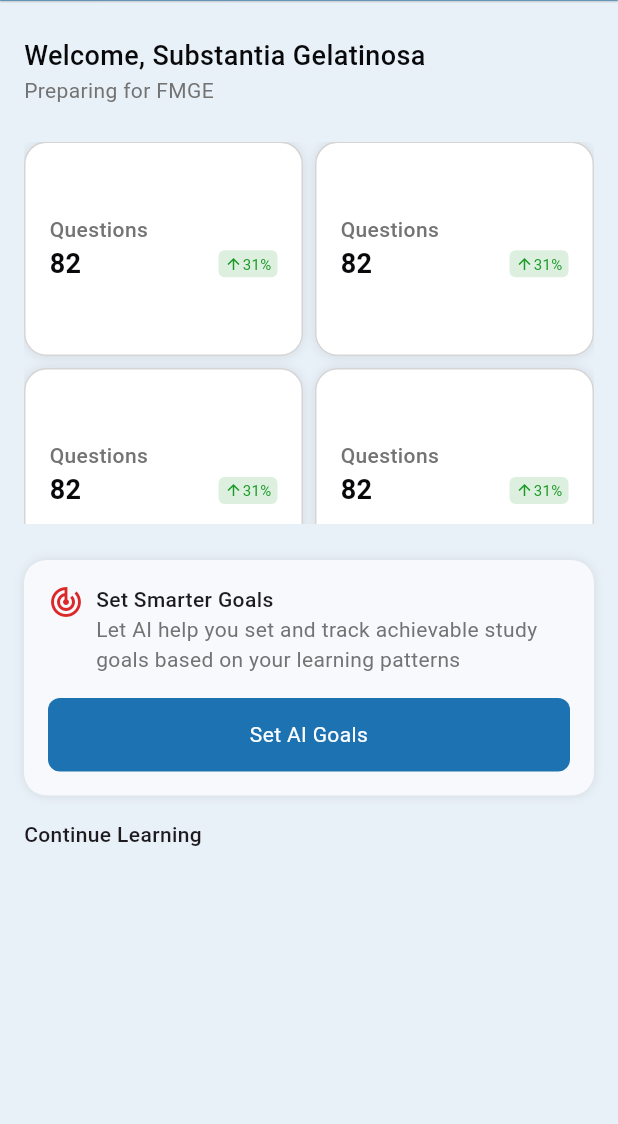
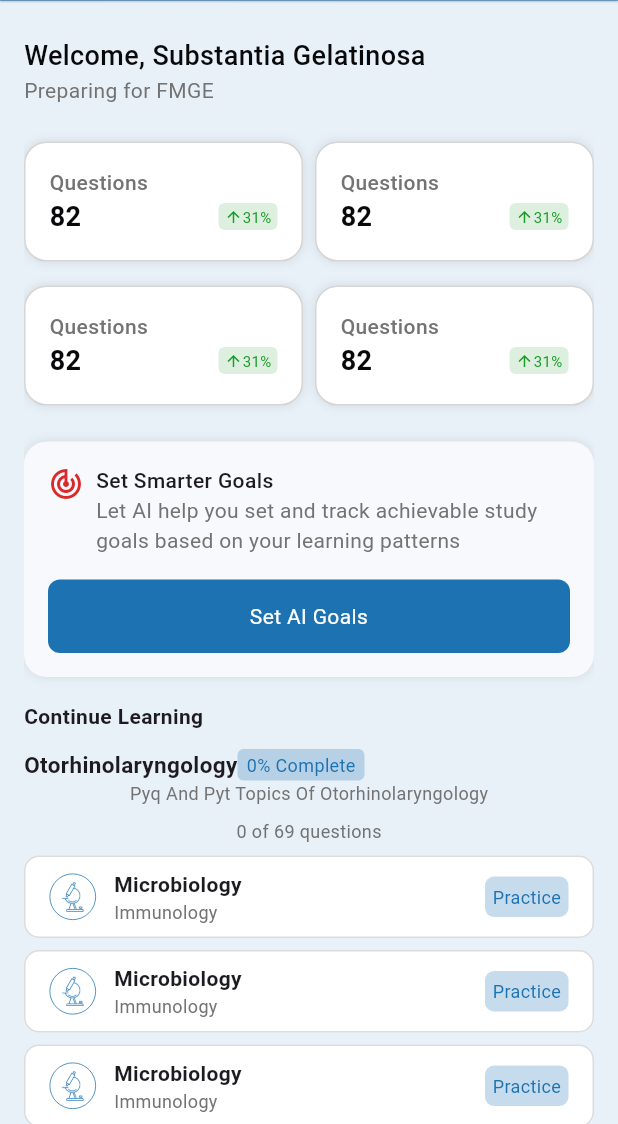
Before and after one commit to arjunpshaji/medico_app, a Flutter app: the HomePage screen opened directly, on a phone screen of 412 x 824 dp, the part 112-1236 px from its top. Run offline on Flutter 3.47's test engine with Material 3 defaults, Android fonts, the phone set to English and light mode, and no system bars; our stand-ins replace flutter_riverpod, youtube_player_flutter; Roboto replaces fonts that are missing (Manrope).

Commit message:
homepage designs

```diff
--- a/lib/modules/app/myapp.dart
+++ b/lib/modules/app/myapp.dart
@@ -1,5 +1,6 @@
 import 'package:flutter/material.dart';
 import 'package:flutter_riverpod/flutter_riverpod.dart';
+import 'package:medico_app/modules/home/views/home_page.dart';
 import 'package:medico_app/modules/login/views/login_page.dart';
 import 'package:medico_app/theme/app_theme.dart';
 
@@ -14,6 +15,6 @@ class MyApp extends ConsumerStatefulWidget {
 class _MyAppState extends ConsumerState<MyApp> {
   @override
   Widget build(BuildContext context) {
-    return MaterialApp(navigatorKey: widget.navigatorKey, theme: getAppTheme(context), debugShowCheckedModeBanner: false, home: const LoginPage());
+    return MaterialApp(navigatorKey: widget.navigatorKey, theme: getAppTheme(context), debugShowCheckedModeBanner: false, home: const HomePage());
   }
 }
--- a/lib/modules/home/views/home_page.dart
+++ b/lib/modules/home/views/home_page.dart
@@ -1,4 +1,5 @@
 import 'package:flutter/material.dart';
+import 'package:medico_app/modules/home/widgets/container_tile.dart';
 import 'package:medico_app/modules/home/widgets/grid_tile_widget.dart';
 import 'package:medico_app/modules/home/widgets/home_appbar.dart';
 import 'package:medico_app/theme/app_theme.dart';
@@ -25,19 +26,22 @@ class HomePage extends StatelessWidget {
             Text("Welcome, Substantia Gelatinosa", style: TextStyle(fontSize: 18, fontWeight: FontWeight.w500, color: appColor(context).primaryText)),
             Text("Preparing for FMGE", style: TextStyle(fontSize: 14, color: appColor(context).secondaryText)),
             SizedBox(height: 24),
-            SizedBox(
-              height: 255,
-              child: GridView.count(
-                physics: NeverScrollableScrollPhysics(),
-                crossAxisCount: 2,
-                crossAxisSpacing: 8,
-                mainAxisSpacing: 8,
-                childAspectRatio: 1.3,
-                children: List.generate(4, (index) {
-                  return GridTileWidget();
-                }),
-              ),
-            ),
+            // SizedBox(
+            //   height: 255,
+            //   child: GridView.count(
+            //     physics: NeverScrollableScrollPhysics(),
+            //     crossAxisCount: 2,
+            //     crossAxisSpacing: 8,
+            //     mainAxisSpacing: 8,
+            //     childAspectRatio: 1.3,
+            //     children: List.generate(4, (index) {
+            //       return GridTileWidget();
+            //     }),
+            //   ),
+            // ),
+            Row(spacing: 8, children: [GridTileWidget(), GridTileWidget()]),
+            SizedBox(height: 16),
+            Row(spacing: 8, children: [GridTileWidget(), GridTileWidget()]),
             SizedBox(height: 24),
             Container(
               padding: EdgeInsets.all(16),
@@ -74,7 +78,36 @@ class HomePage extends StatelessWidget {
               ),
             ),
             SizedBox(height: 16),
-            Text("Continue Learning", style: TextStyle(fontWeight: FontWeight.w500),)
+            Text("Continue Learning", style: TextStyle(fontWeight: FontWeight.w600)),
+            SizedBox(height: 12),
+            Container(
+              child: Column(
+                children: [
+                  Row(
+                    children: [
+                      Text("Otorhinolaryngology", style: TextStyle(fontSize: 15, fontWeight: FontWeight.w600)),
+                      Container(
+                        padding: EdgeInsets.symmetric(horizontal: 6, vertical: 2),
+                        decoration: BoxDecoration(color: appColor(context).primary!.withValues(alpha: 0.25), borderRadius: BorderRadius.circular(4)),
+                        child: Text("0% Complete", style: TextStyle(color: appColor(context).primary, fontSize: 12)),
+                      ),
+                    ],
+                  ),
+                  Text("Pyq And Pyt Topics Of Otorhinolaryngology", style: TextStyle(color: appColor(context).secondaryText, fontSize: 12)),
+                  SizedBox(height: 8),
+                  Text("0 of 69 questions", style: TextStyle(color: appColor(context).secondaryText, fontSize: 12)),
+                  SizedBox(height: 8),
+                ],
+              ),
+            ),
+            ListView.separated(
+              shrinkWrap: true,
+              itemBuilder: (c, i) {
+                return ContainerTile(imagePath: "assets/icons/microscope.png", title: "Microbiology", subTitle: "Immunology");
+              },
+              separatorBuilder: (c, i) => SizedBox(height: 8),
+              itemCount: 5,
+            ),
             // Text("ssss",style: TextStyle(color: Colors.deepOrange),)
           ],
         ),
--- /dev/null
+++ b/lib/modules/home/widgets/container_tile.dart
@@ -0,0 +1,44 @@
+import 'package:flutter/material.dart';
+import 'package:medico_app/theme/app_theme.dart';
+
+class ContainerTile extends StatelessWidget {
+  final String imagePath;
+  final String title;
+  final String subTitle;
+  const ContainerTile({super.key, required this.imagePath, required this.title, required this.subTitle});
+
+  @override
+  Widget build(BuildContext context) {
+    return Container(
+      padding: EdgeInsets.symmetric(horizontal:16, vertical: 8),
+      decoration: BoxDecoration(
+        color: appColor(context).whiteColor,
+        borderRadius: BorderRadius.circular(10),
+        border: Border.all(color: appColor(context).secondaryText!.withValues(alpha: 0.25)),
+      ),
+      child: Row(
+        children: [
+          Container(
+            padding: EdgeInsets.all(5),
+            decoration: BoxDecoration(border: Border.all(color: appColor(context).primary!, width: 0.5), borderRadius: BorderRadius.circular(50)),
+            child: Image.asset("assets/icons/microscope.png", width: 20, height: 20, color: appColor(context).primary),
+          ),
+          SizedBox(width: 12),
+          Column(
+            crossAxisAlignment: CrossAxisAlignment.start,
+            children: [
+              Text(title, style: TextStyle(fontSize: 14, fontWeight: FontWeight.w600)),
+              Text(subTitle, style: TextStyle(color: appColor(context).secondaryText, fontSize: 12)),
+            ],
+          ),
+          Spacer(),
+          Container(
+            padding: EdgeInsets.all(5),
+            decoration: BoxDecoration(color: appColor(context).primary!.withValues(alpha: 0.25), borderRadius: BorderRadius.circular(6)),
+            child: Text("Practice", style: TextStyle(color: appColor(context).primary, fontSize: 12)),
+          ),
+        ],
+      ),
+    );
+  }
+}
--- a/lib/modules/home/widgets/grid_tile_widget.dart
+++ b/lib/modules/home/widgets/grid_tile_widget.dart
@@ -6,7 +6,8 @@ class GridTileWidget extends StatelessWidget {
 
   @override
   Widget build(BuildContext context) {
-    return Container(
+    return Expanded(
+      child: Container(
         padding: EdgeInsets.all(16),
         decoration: BoxDecoration(
           boxShadow: [BoxShadow(color: appColor(context).primaryText!.withValues(alpha: 0.10), blurRadius: 5)],
@@ -37,6 +38,7 @@ class GridTileWidget extends StatelessWidget {
             ),
           ],
         ),
+      ),
     );
   }
 }
```
Also changed, not shown: assets/icons/book.png (renamed from assets/icons/open-book.png), assets/icons/heart.png (added), assets/icons/layer.png (added), assets/icons/microscope.png (added), assets/icons/pencil.png (added), assets/icons/tube.png (added). Lines whose indentation alone changed are shown as unchanged.
